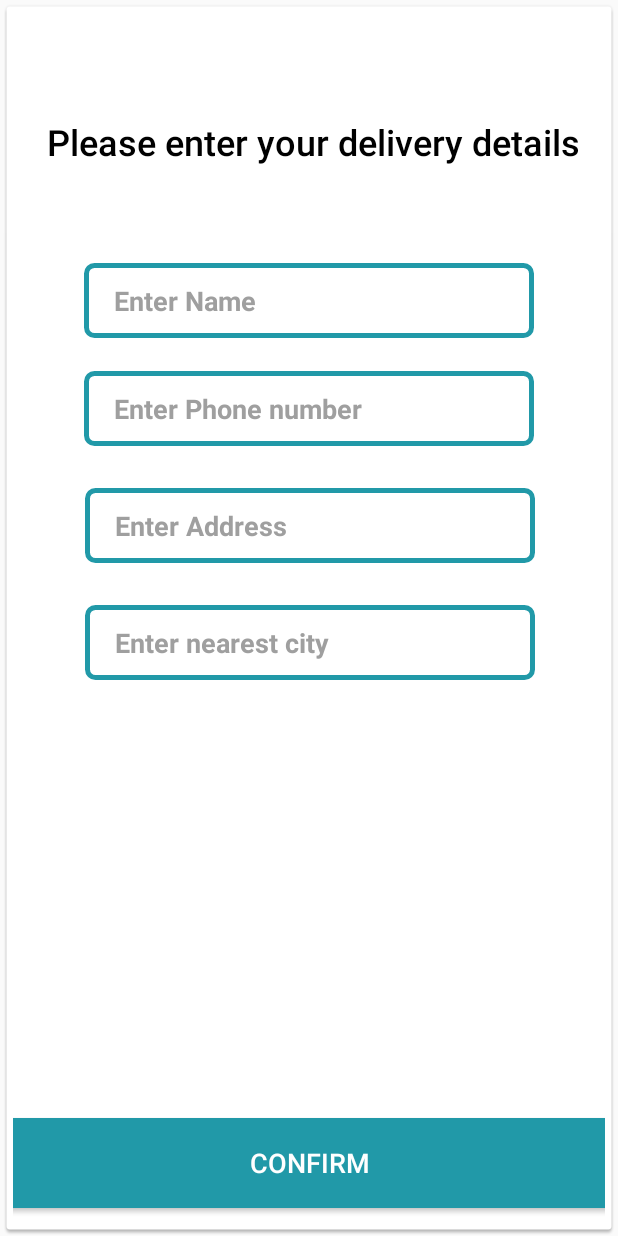
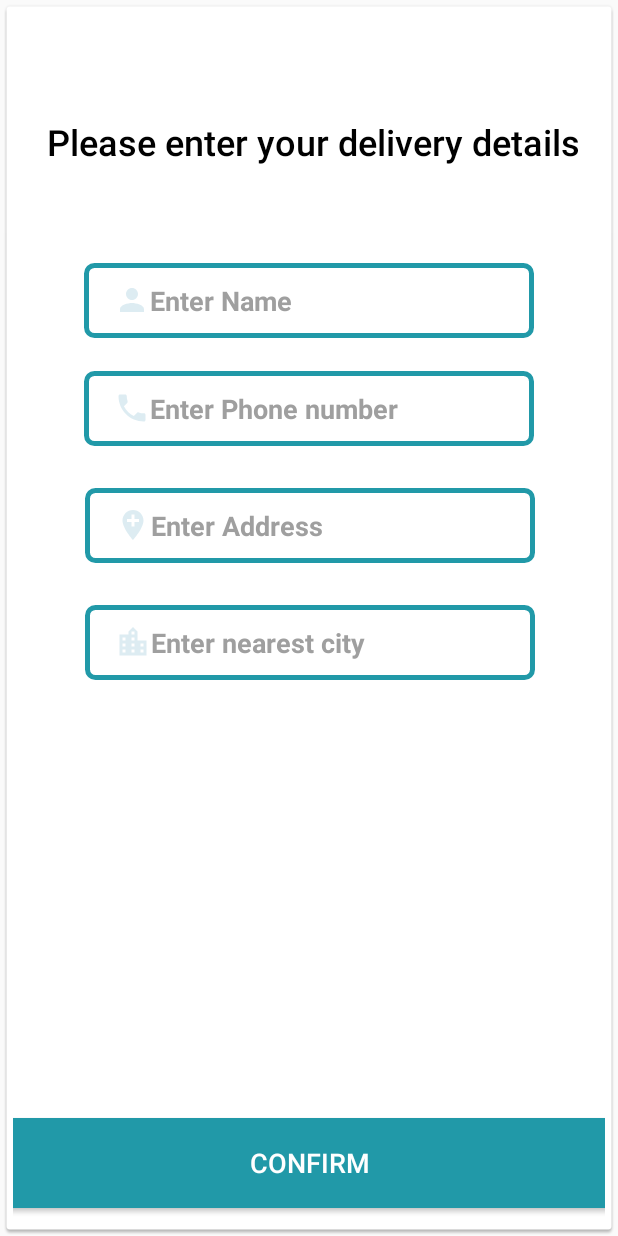
Before and after one commit to Isini-Dananjana/MADD-PharmacyApp, an Android app: the Delivery screen opened directly, with no data from a screen before it, on a phone screen of 412 x 824 dp. Run offline under Robolectric (Android 15) with nearby library versions, the phone set to English and light mode, and no system bars; our stand-ins replace Firebase (no records; nobody signed in at launch, a user with empty details on screens opened directly).

Commit message:
Final change.

```diff
--- a/app/src/main/java/com/example/medicare_pharmacyapp/Prescri_Delivery.java
+++ b/app/src/main/java/com/example/medicare_pharmacyapp/Prescri_Delivery.java
@@ -273,4 +273,5 @@ public class Prescri_Delivery extends AppCompatActivity {
 
 
 
+
     }
--- /dev/null
+++ b/app/src/main/res/drawable/ic_baseline_add_location_31.xml
@@ -0,0 +1,5 @@
+<vector android:height="24dp" android:tint="#DDECF2"
+    android:viewportHeight="24" android:viewportWidth="24"
+    android:width="24dp" xmlns:android="http://schemas.android.com/apk/res/android">
+    <path android:fillColor="@android:color/white" android:pathData="M12,2C8.14,2 5,5.14 5,9c0,5.25 7,13 7,13s7,-7.75 7,-13c0,-3.86 -3.14,-7 -7,-7zM16,10h-3v3h-2v-3L8,10L8,8h3L11,5h2v3h3v2z"/>
+</vector>
--- /dev/null
+++ b/app/src/main/res/drawable/ic_baseline_local_phone_30.xml
@@ -0,0 +1,5 @@
+<vector android:height="24dp" android:tint="#DDECF2"
+    android:viewportHeight="24" android:viewportWidth="24"
+    android:width="24dp" xmlns:android="http://schemas.android.com/apk/res/android">
+    <path android:fillColor="@android:color/white" android:pathData="M6.62,10.79c1.44,2.83 3.76,5.14 6.59,6.59l2.2,-2.2c0.27,-0.27 0.67,-0.36 1.02,-0.24 1.12,0.37 2.33,0.57 3.57,0.57 0.55,0 1,0.45 1,1V20c0,0.55 -0.45,1 -1,1 -9.39,0 -17,-7.61 -17,-17 0,-0.55 0.45,-1 1,-1h3.5c0.55,0 1,0.45 1,1 0,1.25 0.2,2.45 0.57,3.57 0.11,0.35 0.03,0.74 -0.25,1.02l-2.2,2.2z"/>
+</vector>
--- /dev/null
+++ b/app/src/main/res/drawable/ic_baseline_location_city_32.xml
@@ -0,0 +1,5 @@
+<vector android:height="24dp" android:tint="#DDECF2"
+    android:viewportHeight="24" android:viewportWidth="24"
+    android:width="24dp" xmlns:android="http://schemas.android.com/apk/res/android">
+    <path android:fillColor="@android:color/white" android:pathData="M15,11L15,5l-3,-3 -3,3v2L3,7v14h18L21,11h-6zM7,19L5,19v-2h2v2zM7,15L5,15v-2h2v2zM7,11L5,11L5,9h2v2zM13,19h-2v-2h2v2zM13,15h-2v-2h2v2zM13,11h-2L11,9h2v2zM13,7h-2L11,5h2v2zM19,19h-2v-2h2v2zM19,15h-2v-2h2v2z"/>
+</vector>
--- /dev/null
+++ b/app/src/main/res/drawable/ic_baseline_person_24.xml
@@ -0,0 +1,5 @@
+<vector android:height="24dp" android:tint="#DDECF2"
+    android:viewportHeight="24" android:viewportWidth="24"
+    android:width="24dp" xmlns:android="http://schemas.android.com/apk/res/android">
+    <path android:fillColor="@android:color/white" android:pathData="M12,12c2.21,0 4,-1.79 4,-4s-1.79,-4 -4,-4 -4,1.79 -4,4 1.79,4 4,4zM12,14c-2.67,0 -8,1.34 -8,4v2h16v-2c0,-2.66 -5.33,-4 -8,-4z"/>
+</vector>
--- /dev/null
+++ b/app/src/main/res/drawable/ic_baseline_person_outline_1.xml
@@ -0,0 +1,5 @@
+<vector android:height="24dp" android:tint="#30B0D2"
+    android:viewportHeight="24" android:viewportWidth="24"
+    android:width="24dp" xmlns:android="http://schemas.android.com/apk/res/android">
+    <path android:fillColor="@android:color/white" android:pathData="M12,5.9c1.16,0 2.1,0.94 2.1,2.1s-0.94,2.1 -2.1,2.1S9.9,9.16 9.9,8s0.94,-2.1 2.1,-2.1m0,9c2.97,0 6.1,1.46 6.1,2.1v1.1L5.9,18.1L5.9,17c0,-0.64 3.13,-2.1 6.1,-2.1M12,4C9.79,4 8,5.79 8,8s1.79,4 4,4 4,-1.79 4,-4 -1.79,-4 -4,-4zM12,13c-2.67,0 -8,1.34 -8,4v3h16v-3c0,-2.66 -5.33,-4 -8,-4z"/>
+</vector>
--- a/app/src/main/res/layout/activity_delivery.xml
+++ b/app/src/main/res/layout/activity_delivery.xml
@@ -34,6 +34,7 @@
         android:backgroundTintMode="src_in"
         android:ems="10"
         android:hint="@string/name"
+        android:drawableLeft="@drawable/ic_baseline_person_24"
         android:inputType="textPostalAddress"
         android:paddingLeft="20dp"
 
@@ -54,6 +55,7 @@
         android:backgroundTintMode="src_in"
         android:ems="10"
         android:hint="@string/pNo"
+        android:drawableLeft="@drawable/ic_baseline_local_phone_30"
         android:inputType="phone"
         android:paddingLeft="20dp"
         android:textColor="#158C9A"
@@ -75,6 +77,7 @@
         android:backgroundTintMode="src_in"
         android:ems="10"
         android:hint="@string/addr"
+        android:drawableLeft="@drawable/ic_baseline_add_location_31"
         android:inputType="textPostalAddress"
         android:paddingLeft="20dp"
         android:textColor="#158C9A"
@@ -94,6 +97,7 @@
         android:backgroundTintMode="src_in"
         android:ems="10"
         android:hint="@string/cty"
+        android:drawableLeft="@drawable/ic_baseline_location_city_32"
         android:inputType="textPostalAddress"
         android:paddingLeft="20dp"
         android:textColor="#158C9A"
--- a/app/src/main/res/layout/activity_prescri__delivery.xml
+++ b/app/src/main/res/layout/activity_prescri__delivery.xml
@@ -32,6 +32,7 @@
         android:backgroundTintMode="src_in"
         android:ems="10"
         android:hint="@string/name"
+        android:drawableLeft="@drawable/ic_baseline_person_24"
         android:inputType="textPostalAddress"
         android:paddingLeft="20dp"
         android:textAlignment="textStart"
@@ -52,6 +53,7 @@
         android:backgroundTintMode="src_in"
         android:ems="10"
         android:hint="@string/pNo"
+        android:drawableLeft="@drawable/ic_baseline_local_phone_30"
         android:inputType="phone"
         android:paddingLeft="20dp"
         android:textColor="#158C9A"
@@ -74,6 +76,7 @@
         android:backgroundTintMode="src_in"
         android:ems="10"
         android:hint="@string/addr"
+        android:drawableLeft="@drawable/ic_baseline_add_location_31"
         android:inputType="textPostalAddress"
         android:paddingLeft="20dp"
         android:textColor="#158C9A"
@@ -98,6 +101,7 @@
         android:backgroundTintMode="src_in"
         android:ems="10"
         android:hint="@string/cty"
+        android:drawableLeft="@drawable/ic_baseline_location_city_32"
         android:inputType="textPostalAddress"
         android:paddingLeft="20dp"
         android:textColor="#158C9A"
--- a/app/src/main/res/values/colors.xml
+++ b/app/src/main/res/values/colors.xml
@@ -8,4 +8,5 @@
     <color name="colorAccent1">#8AA5A2</color>
     <color name="colorAccent2">#FEE8E9F1</color>
 
+
 </resources>
```
Also changed, not shown: app/src/main/java/com/example/medicare_pharmacyapp/ConfirmPrescri_order.java (+79 -2 lines), app/src/main/java/com/example/medicare_pharmacyapp/Confirm_Order.java (+81 -2 lines), app/src/main/res/layout/activity_login.xml (+12 -34 lines), 1 other file.
